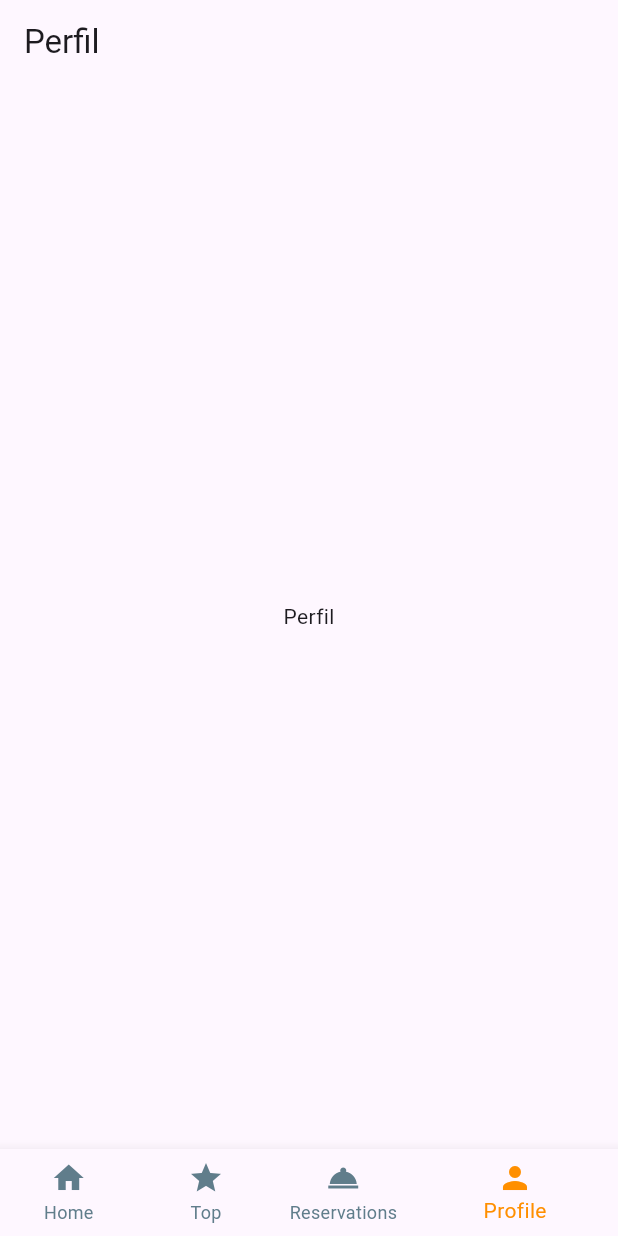
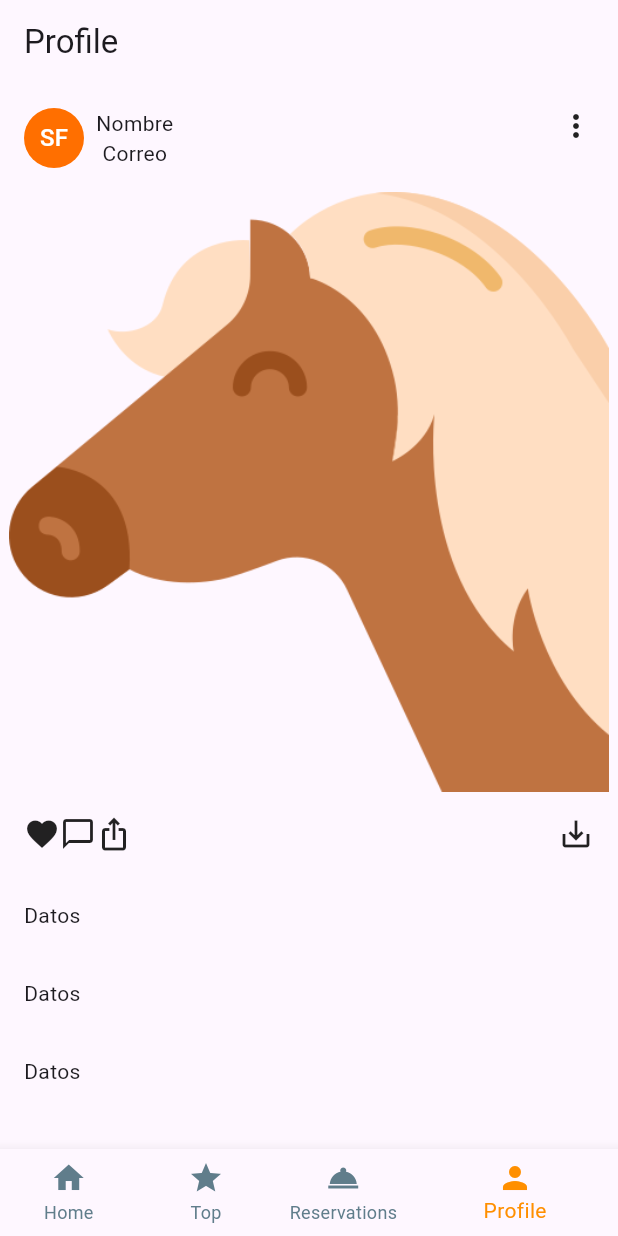
Before and after one commit to Sheila189/learning, a Flutter app: the screen it shows after launch, item 4 of the bottom bar chosen, on a phone screen of 412 x 824 dp. Run offline on Flutter 3.47's test engine with Material 3 defaults, Android fonts, the phone set to English and light mode, and no system bars.

Commit message:
Perfil con mockup de instagram

```diff
--- a/lib/main.dart
+++ b/lib/main.dart
@@ -1,7 +1,7 @@
 import 'package:flutter/material.dart';
 import 'package:learning1/navegation/home.dart';
 import 'package:learning1/navegation/navigation.dart';
-import 'package:learning1/navegation/pofile.dart';
+import 'package:learning1/navegation/profile.dart';
 import 'package:learning1/navegation/reservations.dart';
 import 'package:learning1/navegation/top.dart';
 import 'package:learning1/widgets/SplashScreen.dart';
--- a/lib/navegation/navigation.dart
+++ b/lib/navegation/navigation.dart
@@ -1,6 +1,6 @@
 import 'package:flutter/material.dart';
 import 'package:learning1/navegation/home.dart';
-import 'package:learning1/navegation/pofile.dart';
+import 'package:learning1/navegation/profile.dart';
 import 'package:learning1/navegation/reservations.dart';
 import 'package:learning1/navegation/top.dart';
 
--- /dev/null
+++ b/lib/navegation/profile.dart
@@ -0,0 +1,72 @@
+import 'package:flutter/material.dart';
+
+class Profile extends StatelessWidget {
+  const Profile({
+    super.key,
+  });
+
+  @override
+  Widget build(BuildContext context) {
+    return Scaffold(
+      appBar: AppBar(
+        title: const Text('Profile'),
+      ),
+      body: SingleChildScrollView(
+        child: Column(
+          crossAxisAlignment: CrossAxisAlignment.start,
+          children: [
+            Padding(
+              padding: const EdgeInsets.all(16.0),
+              child: Row(
+                crossAxisAlignment: CrossAxisAlignment.start,
+                children: [
+                  CircleAvatar(
+                    backgroundColor: Colors.amber[900],
+                    foregroundColor: Colors.white,
+                    child: const Text('SF'),
+                  ),
+                  const SizedBox(width: 8.0,),
+                  const Column(
+                    children: [Text('Nombre'), Text('Correo')],
+                  ),
+                  const Spacer(),
+                  const Icon(Icons.more_vert)
+                ],
+              ),
+            ),
+            Image.asset(
+              'assets/logo.png',
+              width: double.infinity,
+              height: 400,
+            ),
+            const Padding(
+              padding: EdgeInsets.all(16.0),
+              child: Row(
+                children: [
+                  Icon(Icons.favorite),
+                  Icon(Icons.chat_bubble_outline_outlined),
+                  Icon(Icons.ios_share_outlined),
+                  Spacer(),
+                  Icon(Icons.save_alt),
+                ],
+              ),
+            ),
+            const Padding(
+              padding: EdgeInsets.all(16.0),
+              child: Text('Datos'),
+            ),
+            const Padding(
+              padding: EdgeInsets.all(16.0),
+              child: Text('Datos'),
+            ),
+            const Padding(
+              padding: EdgeInsets.all(16.0),
+              child: Text('Datos'),
+            ),
+          ],
+
+        ),
+      ),
+    );
+  }
+}
```
